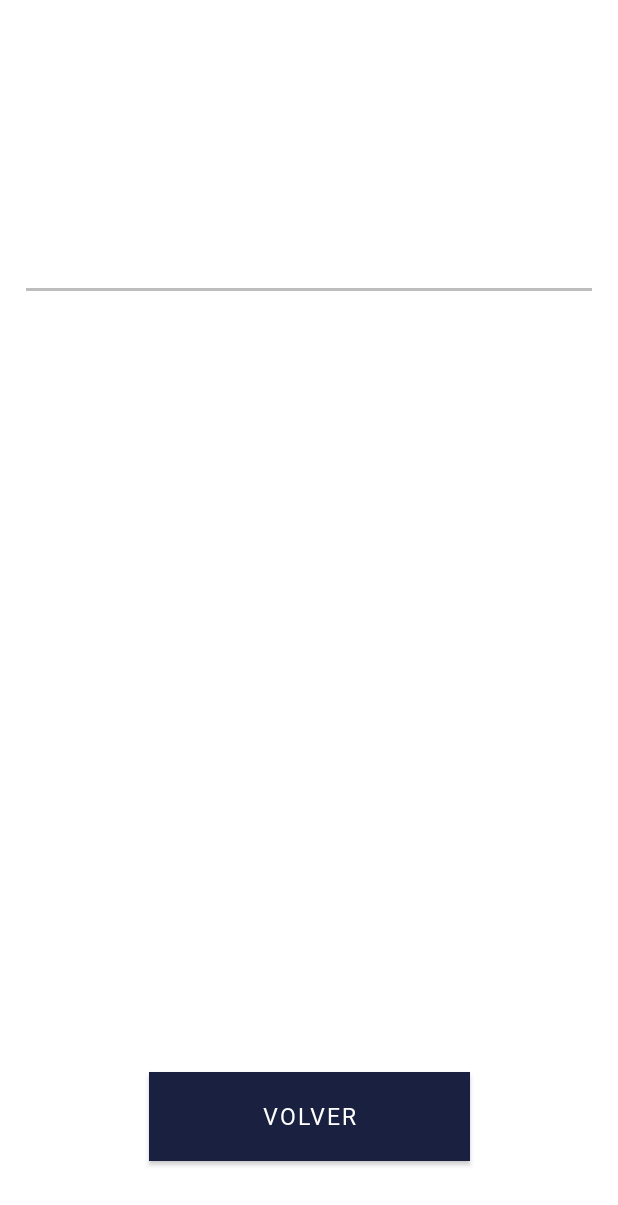
After one commit to WillyBallesteros/iAlarmed, an Android app: the layout fragment_medicine_detail.xml on its own in the app's theme, with its tools: preview values and no code run, on a phone screen of 412 x 824 dp. The commit adds this screen. Shown: the top 1205 px of the screen. Run offline under Robolectric (Android 15) with nearby library versions, the phone set to English and light mode, and no system bars.

Commit message:
Se agrega Fragmento para el detalle de Medicamento

```diff
--- /dev/null
+++ b/app/src/main/res/layout/fragment_medicine_detail.xml
@@ -0,0 +1,116 @@
+<?xml version="1.0" encoding="utf-8"?>
+<androidx.constraintlayout.widget.ConstraintLayout xmlns:android="http://schemas.android.com/apk/res/android"
+    xmlns:app="http://schemas.android.com/apk/res-auto"
+    xmlns:tools="http://schemas.android.com/tools"
+    android:layout_width="match_parent"
+    android:layout_height="match_parent"
+    tools:context=".ui.medicines.MedicineDetailFragment">
+
+    <ScrollView
+        android:id="@+id/scrollView"
+        android:layout_width="0dp"
+        android:layout_height="0dp"
+        app:layout_constraintBottom_toTopOf="@+id/btnReturn"
+        app:layout_constraintEnd_toEndOf="parent"
+        app:layout_constraintStart_toStartOf="parent"
+        app:layout_constraintTop_toTopOf="parent">
+
+        <LinearLayout
+            android:layout_width="match_parent"
+            android:layout_height="wrap_content"
+            android:orientation="vertical"
+            android:padding="16dp">
+
+            <TextView
+                android:id="@+id/text_medicine_detail"
+                android:layout_width="match_parent"
+                android:layout_height="wrap_content"
+                android:layout_marginStart="8dp"
+                android:layout_marginTop="8dp"
+                android:layout_marginEnd="8dp"
+                android:textAlignment="center"
+                android:textColor="@android:color/white"
+                android:textSize="32sp"
+                android:fontFamily="@font/roboto_medium"
+                android:text="DETALLE MEDICAMENTOS"
+                app:layout_constraintBottom_toBottomOf="parent"
+                app:layout_constraintEnd_toEndOf="parent"
+                app:layout_constraintHorizontal_bias="0.0"
+                app:layout_constraintStart_toStartOf="parent"
+                app:layout_constraintTop_toTopOf="parent"
+                app:layout_constraintVertical_bias="0.058" />
+
+            <TextView
+                android:id="@+id/tvMedicineName"
+                android:layout_width="match_parent"
+                android:layout_height="wrap_content"
+                android:textSize="32sp"
+                android:textAlignment="center"
+                android:textStyle="bold"
+                android:layout_marginTop="15dp"
+                android:layout_marginBottom="8dp"
+                android:textColor="#FFFFFF"
+                tools:text="Nombre del Medicamento" />
+
+            <View
+                android:layout_width="match_parent"
+                android:layout_height="2dp"
+                android:background="@color/colorDivider"
+                android:layout_marginTop="20dp"
+                android:layout_marginLeft="1dp"
+                android:layout_marginRight="1dp"/>
+
+            <TextView
+                android:id="@+id/tvMedicineScientificName"
+                android:layout_width="match_parent"
+                android:layout_height="wrap_content"
+                android:layout_marginTop="15dp"
+                android:layout_marginBottom="8dp"
+                android:textSize="15sp"
+                android:textColor="#FFFFFF"
+                tools:text="Nombre Científico" />
+
+            <TextView
+                android:id="@+id/tvMedicineDescription"
+                android:layout_width="match_parent"
+                android:layout_height="wrap_content"
+                android:layout_marginBottom="8dp"
+                android:textSize="15sp"
+                android:textColor="#FFFFFF"
+                tools:text="Descripción del Medicamento" />
+
+            <TextView
+                android:id="@+id/tvMedicineIndications"
+                android:layout_width="match_parent"
+                android:layout_height="wrap_content"
+                android:layout_marginBottom="8dp"
+                android:textSize="15sp"
+                android:textColor="#FFFFFF"
+                tools:text="Indicaciones" />
+
+            <TextView
+                android:id="@+id/tvMedicineDosage"
+                android:layout_width="match_parent"
+                android:layout_height="wrap_content"
+                android:textSize="15sp"
+                android:textColor="#FFFFFF"
+                tools:text="Modo de Ingesta" />
+
+        </LinearLayout>
+    </ScrollView>
+
+    <Button
+        android:id="@+id/btnReturn"
+        android:layout_width="214dp"
+        android:layout_height="59dp"
+        android:layout_marginBottom="50dp"
+        android:background="?attr/colorPrimary"
+        android:text="VOLVER"
+        android:textColor="#FFFFFF"
+        android:textSize="15sp"
+        app:backgroundTint="@color/darkBlue"
+        app:layout_constraintBottom_toBottomOf="parent"
+        app:layout_constraintEnd_toEndOf="parent"
+        app:layout_constraintStart_toStartOf="parent" />
+
+</androidx.constraintlayout.widget.ConstraintLayout>
--- a/app/src/main/res/values/colors.xml
+++ b/app/src/main/res/values/colors.xml
@@ -13,4 +13,6 @@
     <color name="green">#00FF00</color>
     <color name="colorAccent">#FFFFFFFF</color>
     <color name="darkBlue">#1A2040</color>
+    <color name="colorDivider">#BDBDBD</color>
+
 </resources>
--- a/app/src/main/res/values/strings.xml
+++ b/app/src/main/res/values/strings.xml
@@ -12,6 +12,7 @@
     <string name="take_pill_message">Toma Fotográfica</string>
     <string name="take_pill">Imagen</string>
     <string name="menu_medicines">Medicamentos</string>
+    <string name="menu_medicine_detail">DETALLE MEDICAMENTO</string>
     <!-- TODO: Remove or change this placeholder text -->
     <string name="hello_blank_fragment">Hello blank fragment</string>
 </resources>
--- a/app/src/main/res/values/styles.xml
+++ b/app/src/main/res/values/styles.xml
@@ -3,6 +3,7 @@
     <style name="AppTheme" parent="Theme.AppCompat.Light.DarkActionBar">
         <!-- Customize your theme here -->
         <item name="colorPrimary">@color/white</item>
+        <item name="android:fontFamily">@font/roboto_medium</item>
     </style>
 
     <!-- Estilo para el texto del menú -->
--- a/app/src/main/res/values/themes.xml
+++ b/app/src/main/res/values/themes.xml
@@ -12,6 +12,7 @@
         <!-- Status bar color. -->
         <item name="android:statusBarColor">@color/blue_main</item>
         <!-- Customize your theme here. -->
+        <item name="android:fontFamily">@font/roboto_regular</item>
     </style>
 
     <style name="Theme.IAlarMed.NoActionBar">
```
Also changed, not shown: app/src/main/java/com/miso/uxui/ialarmed/ui/medicines/MedicineDetailFragment.kt (added, +93 -0 lines), app/src/main/java/com/miso/uxui/ialarmed/ui/medicines/MedicinesFragment.kt (+23 -12 lines), app/src/main/res/navigation/mobile_navigation.xml (+17 -1 lines).
